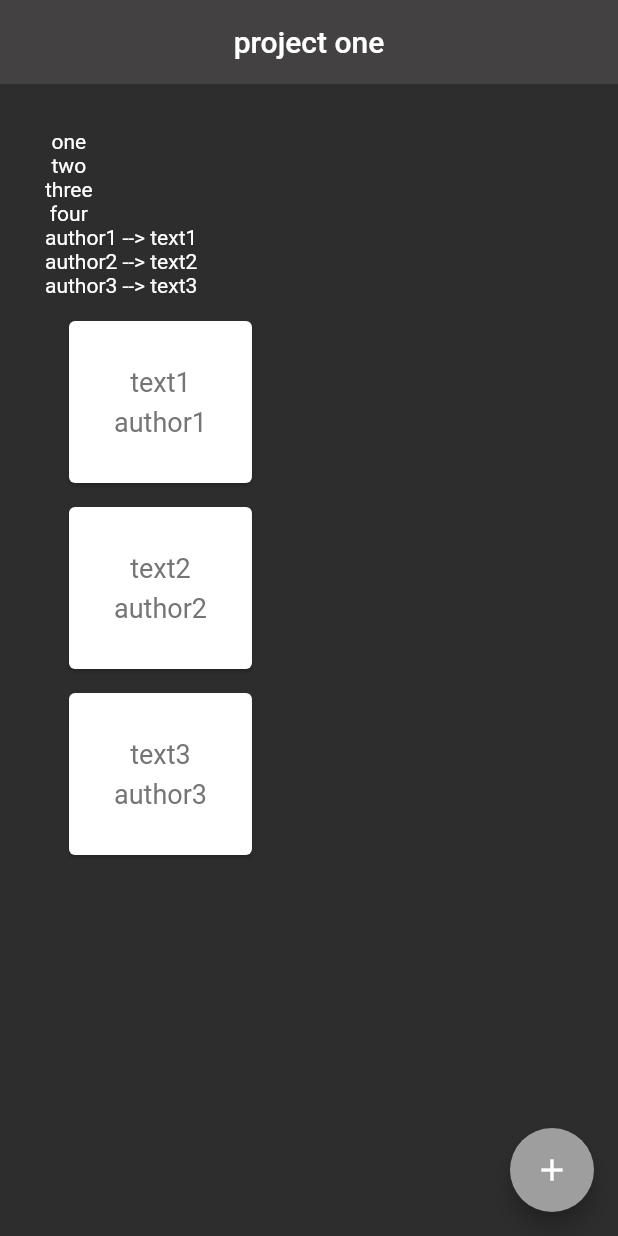
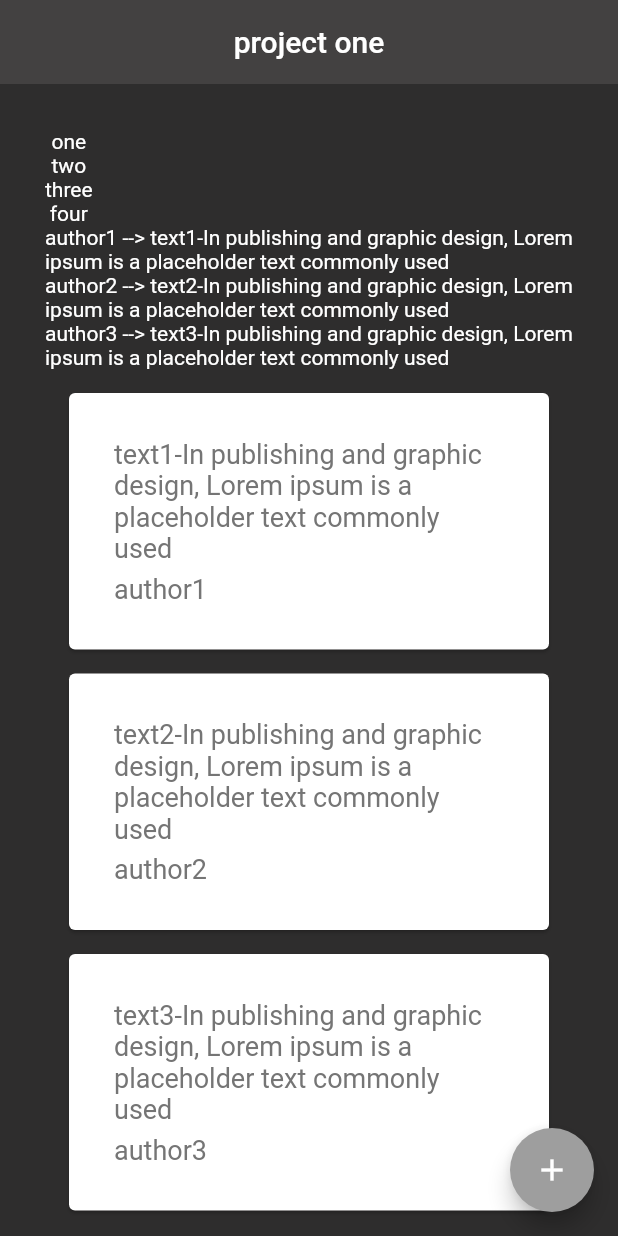
Before and after one commit to mihret1/mobileApp--flutter, a Flutter app: the screen it shows after launch, on a phone screen of 412 x 824 dp. Run offline on Flutter 3.47's test engine with Material 2 defaults, Android fonts, the phone set to English and light mode, and no system bars.

Commit message:
extract the card widget

```diff
--- a/flutter_application_1/lib/main.dart
+++ b/flutter_application_1/lib/main.dart
@@ -248,43 +248,17 @@ class _HomeState extends State<Home> {
   int val=1;
   List<String> name=['one','two','three','four'];
   List<Qoute> qute=[
-    Qoute(text: 'text1', author: 'author1'),
-    Qoute(text: 'text2', author: 'author2'),
-    Qoute(text: 'text3', author: 'author3'),
+    Qoute(text: 'text1-In publishing and graphic design, Lorem ipsum is a placeholder text commonly used ', author: 'author1'),
+    Qoute(text: 'text2-In publishing and graphic design, Lorem ipsum is a placeholder text commonly used ', author: 'author2'),
+    Qoute(text: 'text3-In publishing and graphic design, Lorem ipsum is a placeholder text commonly used ', author: 'author3'),
 
   ];
 
 Widget quoteTemplate(quote){
 
-  return Card(
-    margin: EdgeInsets.fromLTRB(16, 16, 16, 0),
-    child: Padding(
-      padding: const EdgeInsets.all(30.0),
-      child: Column(
-        children: [
-          Text(quote.text,
-                style: TextStyle(
-                   fontSize: 18,
-                   color: Colors.grey[600]
-           ),
-           ),
-          SizedBox(height: 6,),
-
-          Text(quote.author,
-               style: TextStyle(
-                   fontSize: 18,
-                   color: Colors.grey[600]
-          ),
-          )
-
-        ],
-      ),
-    ),
-  );
+  return CardWidget(quote:quote);
 
 }
-
-
 
 
 
@@ -386,3 +360,42 @@ Widget quoteTemplate(quote){
     );
   }
 }
+
+class CardWidget extends StatelessWidget {
+  final Qoute quote;
+  CardWidget({ required this.quote});
+
+  // const CardWidget({
+  //   Key? key,
+  // }) : super(key: key);
+
+  @override
+  Widget build(BuildContext context) {
+    return Card(
+      margin: EdgeInsets.fromLTRB(16, 16, 16, 0),
+      child: Padding(
+        padding: const EdgeInsets.all(30.0),
+        child: Column(
+          crossAxisAlignment: CrossAxisAlignment.stretch,
+          children: [
+            Text(quote.text,
+                  style: TextStyle(
+                     fontSize: 18,
+                     color: Colors.grey[600]
+             ),
+             ),
+            SizedBox(height: 6,),
+
+            Text(quote.author,
+                 style: TextStyle(
+                     fontSize: 18,
+                     color: Colors.grey[600]
+            ),
+            )
+
+          ],
+        ),
+      ),
+    );
+  }
+}
--- a/flutter_application_1/lib/qoute.dart
+++ b/flutter_application_1/lib/qoute.dart
@@ -1,9 +1,9 @@
 
 class Qoute {
   String author;
-  String text;
 
   Qoute({required this.text, required this.author});
+    String text;
 
   // Qoute(text,author){
   //   this.text=text;
```
